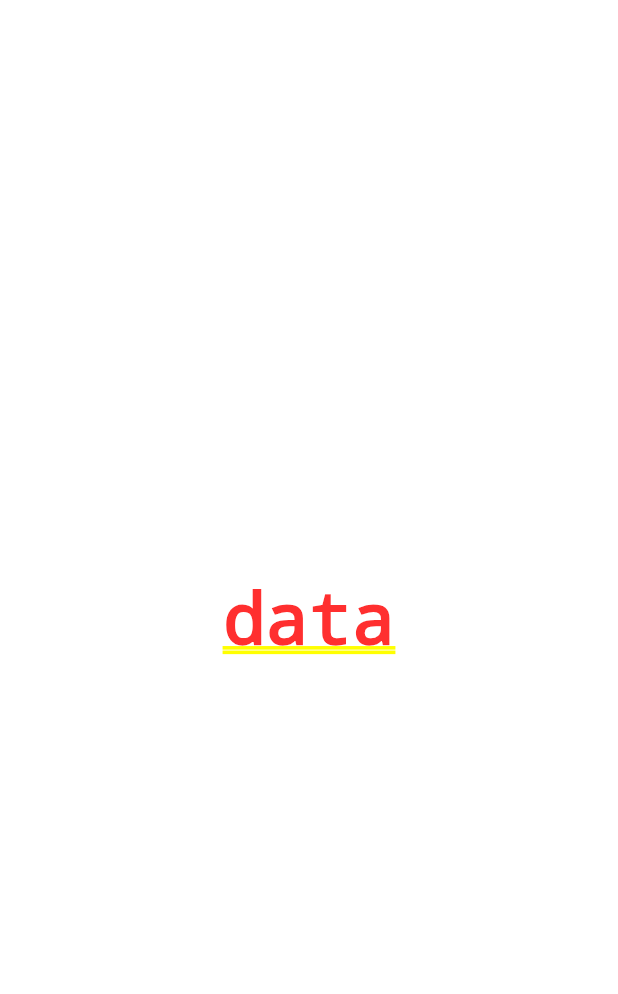
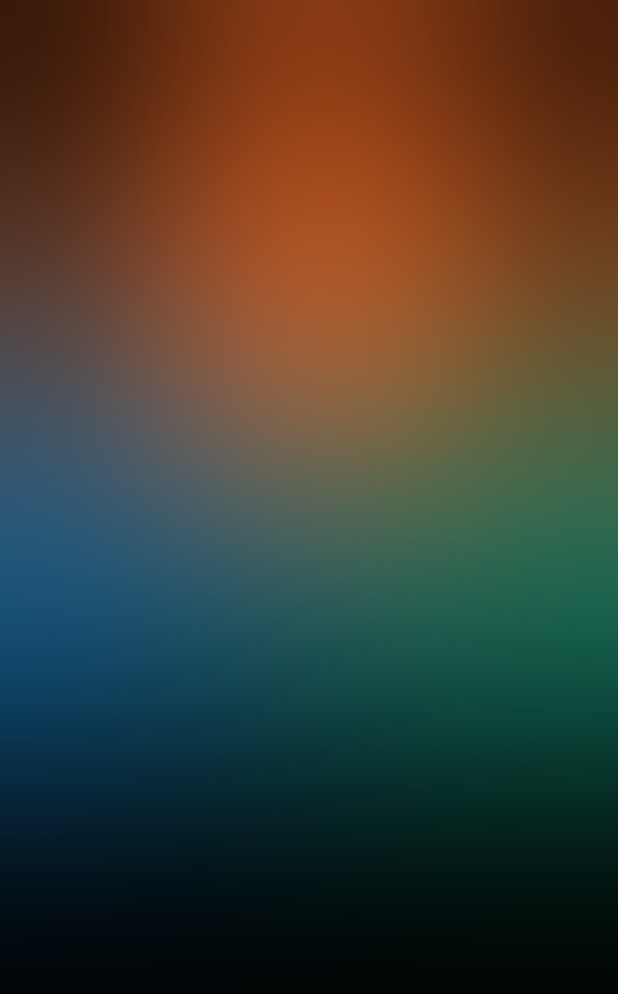
Before and after one commit to Divyanshu-yadav-18/fore-caster, a Flutter app: the screen it shows after launch, on a phone screen of 412 x 824 dp. Shown: the top 994 px of the screen. Run offline on Flutter 3.47's test engine with Material 3 defaults, Android fonts, the phone set to English and light mode, and no system bars.

Commit message:
feat: Ui-Backgound

```diff
--- a/lib/main.dart
+++ b/lib/main.dart
@@ -13,6 +13,7 @@ class MyApp extends StatelessWidget {
   Widget build(BuildContext context) {
     return MaterialApp(
       title: 'Flutter Demo',
+      debugShowCheckedModeBanner: false,
       theme: ThemeData(
         colorScheme: ColorScheme.fromSeed(seedColor: Colors.deepPurple),
         useMaterial3: true,
--- a/lib/pages/home_page.dart
+++ b/lib/pages/home_page.dart
@@ -1,12 +1,70 @@
+import 'dart:ui';
+
 import 'package:flutter/material.dart';
+import 'package:flutter/services.dart';
 
 class MyHomePage extends StatelessWidget {
   const MyHomePage({super.key});
 
   @override
   Widget build(BuildContext context) {
-    return const Center(
-      child: Text("data"),
-    );
+    return Scaffold(
+        extendBodyBehindAppBar: true,
+        backgroundColor: Colors.black,
+        appBar: AppBar(
+          backgroundColor: Colors.transparent,
+          elevation: 0,
+          systemOverlayStyle: const SystemUiOverlayStyle(
+            statusBarBrightness: Brightness.dark,
+          ),
+        ),
+        body: Padding(
+          padding: const EdgeInsets.fromLTRB(40, 1.2 * kToolbarHeight, 20, 40),
+          child: SizedBox(
+            height: MediaQuery.of(context).size.height,
+            child: Stack(
+              children: [
+                Align(
+                  alignment: const AlignmentDirectional(3, -0.3),
+                  child: Container(
+                    height: 300,
+                    width: 300,
+                    decoration: const BoxDecoration(
+                      shape: BoxShape.circle,
+                      color: Color.fromARGB(255, 13, 123, 101),
+                    ),
+                  ),
+                ),
+                Align(
+                  alignment: const AlignmentDirectional(-6, -0.3),
+                  child: Container(
+                    height: 300,
+                    width: 300,
+                    decoration: const BoxDecoration(
+                      shape: BoxShape.circle,
+                      color: Color.fromARGB(255, 15, 95, 148),
+                    ),
+                  ),
+                ),
+                Align(
+                  alignment: const AlignmentDirectional(0, -1.2),
+                  child: Container(
+                    height: 300,
+                    width: 300,
+                    decoration: const BoxDecoration(
+                        shape: BoxShape.circle,
+                        color: Color.fromARGB(255, 238, 102, 34)),
+                  ),
+                ),
+                BackdropFilter(
+                  filter: ImageFilter.blur(sigmaX: 100.0, sigmaY: 100.0),
+                  child: Container(
+                    decoration: const BoxDecoration(color: Colors.transparent),
+                  ),
+                ),
+              ],
+            ),
+          ),
+        ));
   }
 }
```
Also changed, not shown: lib/data/my_data.dart (added).
